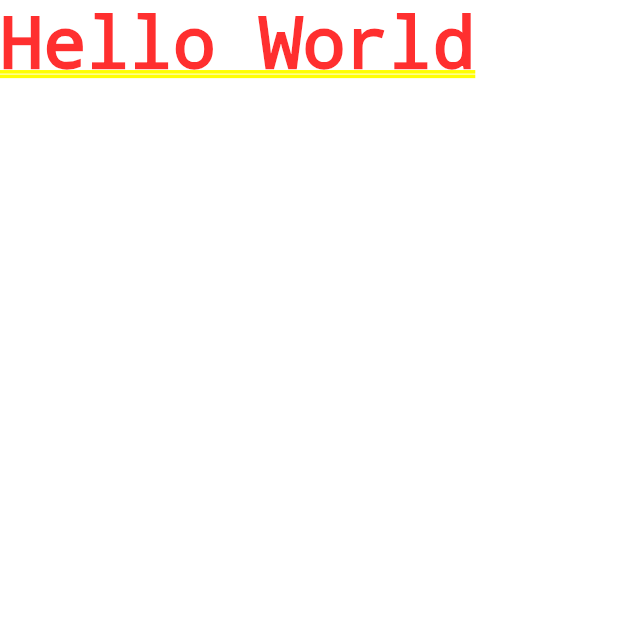
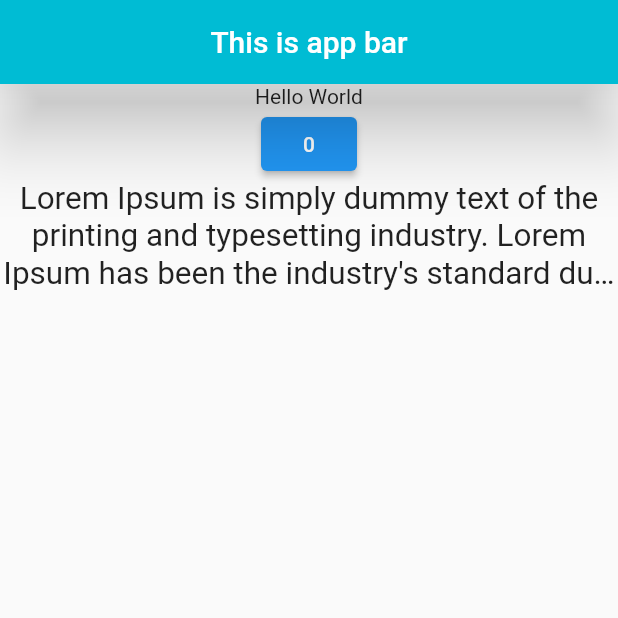
Before and after one commit to BaoLam2610/Flutter-Tutorial, a Flutter app: the screen it shows after launch, on a phone screen of 412 x 824 dp, the top half of it. Run offline on Flutter 3.47's test engine with Material 2 defaults, Android fonts, the phone set to English and light mode, and no system bars.

Commit message:
add stateless, stateful widget, text

```diff
--- a/lib/main.dart
+++ b/lib/main.dart
@@ -1,23 +1,98 @@
 import 'package:flutter/material.dart';
 
 void main() {
-  // User user = User(1, "");
-  // user.id = 2;
-  // user.name = "Nguyen Bao Lam";
-  //
-  // print(user.toString());
-  // user.talk();
+  runApp(
+    MaterialApp(
+      home: SafeArea(
+        child: Scaffold(
+          appBar: AppBar(
+            elevation: 20,
+            centerTitle: true,
+            title: const Text("This is app bar"),
+            backgroundColor: Colors.cyan,
+          ),
+          body: const Center(
+            child: Column(
+              children: [
+                LoadingDialog(false),
+                Text("Hello World"),
+                Counter(),
+                TextWidget(),
+              ],
+            ),
+          ),
+        ),
+      ),
+      debugShowCheckedModeBanner: false,
+    ),
+  );
+}
 
-  // appName;
+class LoadingDialog extends StatelessWidget {
+  final bool isLoading;
 
-  // Demo demo1 = Demo(1, "Lam");
-  // Demo demo2 = Demo(1, "Lam");
-  //
-  // print(demo1);
-  // print(demo2);
-  // print(demo1 == demo2);
+  const LoadingDialog(this.isLoading, {super.key});
 
-  runApp(const MaterialApp(
-    home: Text("Hello World"),
-  ));
+  @override
+  Widget build(BuildContext context) {
+    if (isLoading) {
+      return const CircularProgressIndicator();
+    } else {
+      return const SizedBox.shrink();
+    }
+  }
 }
+
+class Counter extends StatefulWidget {
+  const Counter({super.key});
+
+  @override
+  State<StatefulWidget> createState() => _CounterState();
+}
+
+class _CounterState extends State<Counter> {
+  late int _count;
+
+  @override
+  void initState() {
+    super.initState();
+    _count = 0;
+  }
+
+  void _increment() {
+    setState(() {
+      _count++;
+    });
+  }
+
+  @override
+  Widget build(BuildContext context) {
+    return ElevatedButton(
+      onPressed: _increment,
+      child: Text(_count.toString()),
+    );
+  }
+}
+
+class TextWidget extends StatelessWidget {
+  const TextWidget({super.key});
+
+  @override
+  Widget build(BuildContext context) {
+    return const Text(
+      "Lorem Ipsum is simply dummy text of the printing and typesetting industry. "
+      "Lorem Ipsum has been the industry's standard dummy text ever since the 1500s, "
+      "when an unknown printer took a galley of type and scrambled it to make a type "
+      "specimen book. It has survived not only five centuries, but also the leap into "
+      "electronic typesetting, remaining essentially unchanged. It was popularised in "
+      "the 1960s with the release of Letraset sheets containing Lorem Ipsum passages, "
+      "and more recently with desktop publishing software like Aldus PageMaker including "
+      "versions of Lorem Ipsum.",
+      textDirection: TextDirection.ltr,
+      textAlign: TextAlign.center,
+      maxLines: 3,
+      overflow: TextOverflow.ellipsis,
+      textScaleFactor: 1.5,
+    );
+  }
+}
```
